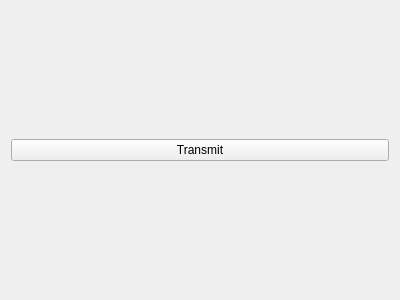
First picture: the form in ESPWiFiServer/Source/Client/Views/UI/TransmitterView.ui, repository MaxGarden/ESPWiFiServer, before the edit.
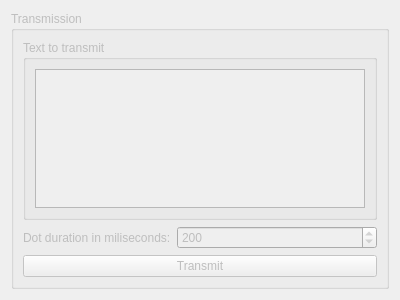
Second picture: the form after the edit.

Commit message: Added morse code transmission service. Improved transmission view.

Diff of the .ui file:
```diff
--- a/ESPWiFiServer/Source/Client/Views/UI/TransmitterView.ui
+++ b/ESPWiFiServer/Source/Client/Views/UI/TransmitterView.ui
@@ -15,10 +15,58 @@
   </property>
   <layout class="QVBoxLayout" name="verticalLayout">
    <item>
-    <widget class="QPushButton" name="m_TransmitButton">
-     <property name="text">
-      <string>Transmit</string>
+    <widget class="QGroupBox" name="m_TransmissionGroupBox">
+     <property name="enabled">
+      <bool>false</bool>
      </property>
+     <property name="title">
+      <string>Transmission</string>
+     </property>
+     <layout class="QVBoxLayout" name="verticalLayout_3">
+      <item>
+       <widget class="QGroupBox" name="groupBox">
+        <property name="title">
+         <string>Text to transmit</string>
+        </property>
+        <layout class="QVBoxLayout" name="verticalLayout_2">
+         <item>
+          <widget class="QTextEdit" name="m_TextToTransmitTextEdit"/>
+         </item>
+        </layout>
+       </widget>
+      </item>
+      <item>
+       <layout class="QFormLayout" name="formLayout">
+        <item row="0" column="0">
+         <widget class="QLabel" name="label">
+          <property name="text">
+           <string>Dot duration in miliseconds:</string>
+          </property>
+         </widget>
+        </item>
+        <item row="0" column="1">
+         <widget class="QSpinBox" name="m_DotDurationSpinBox">
+          <property name="minimum">
+           <number>1</number>
+          </property>
+          <property name="maximum">
+           <number>10000</number>
+          </property>
+          <property name="value">
+           <number>200</number>
+          </property>
+         </widget>
+        </item>
+       </layout>
+      </item>
+      <item>
+       <widget class="QPushButton" name="m_TransmitButton">
+        <property name="text">
+         <string>Transmit</string>
+        </property>
+       </widget>
+      </item>
+     </layout>
     </widget>
    </item>
   </layout>
```
Left out of the diff: 17 changed lines with no effect on the pictures. The commit also changes 15 other files.
